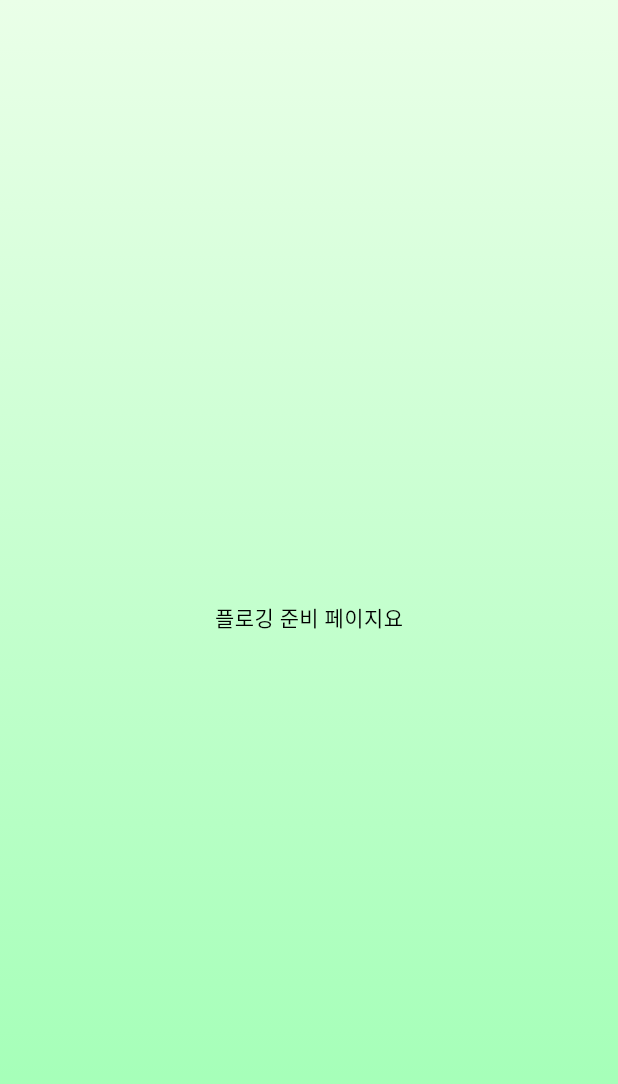
After one commit to jgh05168/GingGing, a Flutter app: the ReadyPlogging screen opened by its route, on a phone screen of 412 x 824 dp. The commit adds this screen. Shown: the top 1084 px of the screen. Run offline on Flutter 3.47's test engine with Material 3 defaults, Android fonts, the phone set to English and light mode, and no system bars; our stand-ins replace font_awesome_flutter, go_router; Roboto replaces fonts that are missing (yeonSung).

Commit message:
[FE] Feat : 메인페이지 플로깅 준비화면 라우터 완료(#4)

```diff
--- a/frontend/lib/router/router_path.dart
+++ b/frontend/lib/router/router_path.dart
@@ -17,4 +17,7 @@
 
   //  캠페인 페이지
   static const String campaign = '/campaign';
+
+  //  플로깅 페이지
+  static const String ploggingReady = '/ploggingReady';
 }
--- a/frontend/lib/router/routes.dart
+++ b/frontend/lib/router/routes.dart
@@ -4,6 +4,7 @@
 import 'package:frontend/screens/intro/intro_screen.dart';
 import 'package:frontend/screens/main/main_screen.dart';
 import 'package:frontend/screens/member/login_screen.dart';
+import 'package:frontend/screens/plogging/ready_plogging.dart';
 import 'package:frontend/screens/ranking/ranking_screen.dart';
 import 'package:go_router/go_router.dart';
 
@@ -38,6 +39,11 @@
       path: RoutePath.campaign,
       name: 'campaign',
       builder: (context, state) => CampaignScreen(),
+    ),
+    GoRoute(
+      path: RoutePath.ploggingReady,
+      name: 'ploggingReady',
+      builder: (context, state) => ReadyPlogging(),
     )
     // GoRoute(
     //   path: RoutePath.main,
--- /dev/null
+++ b/frontend/lib/screens/plogging/ready_plogging.dart
@@ -0,0 +1,21 @@
+import 'package:flutter/material.dart';
+
+class ReadyPlogging extends StatefulWidget {
+  const ReadyPlogging({super.key});
+
+  @override
+  State<ReadyPlogging> createState() => _ReadyPloggingState();
+}
+
+class _ReadyPloggingState extends State<ReadyPlogging> {
+  @override
+  Widget build(BuildContext context) {
+    return SafeArea(
+      child: Scaffold(
+          backgroundColor: Colors.transparent,
+          body: Center(
+            child: Text('플로깅 준비 페이지요'),
+          )),
+    );
+  }
+}
```
Also changed, not shown: frontend/lib/screens/main/main_screen.dart (+9 -3 lines).
